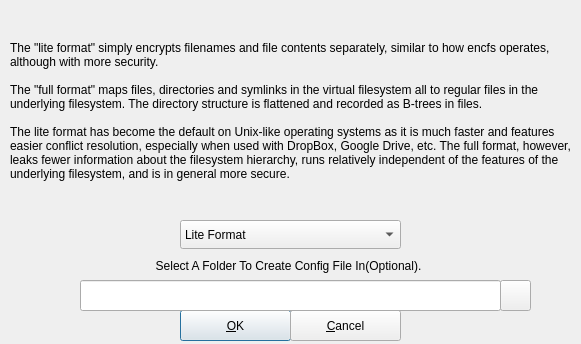
mhogomchungu/sirikali, file src/engines/securefscreateoptions.ui: the form before one commit.
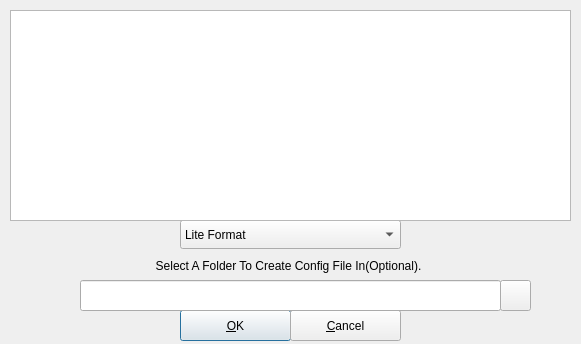
The form after the commit.

Diff of the .ui file:
```diff
--- a/src/engines/securefscreateoptions.ui
+++ b/src/engines/securefscreateoptions.ui
@@ -13,29 +13,6 @@
   <property name="windowTitle">
    <string>Choose Format Type</string>
   </property>
-  <widget class="QLabel" name="label">
-   <property name="geometry">
-    <rect>
-     <x>10</x>
-     <y>0</y>
-     <width>561</width>
-     <height>221</height>
-    </rect>
-   </property>
-   <property name="frameShadow">
-    <enum>QFrame::Raised</enum>
-   </property>
-   <property name="text">
-    <string>The &quot;lite format&quot; simply encrypts filenames and file contents separately, similar to how encfs operates, although with more security.
-
-The &quot;full format&quot; maps files, directories and symlinks in the virtual filesystem all to regular files in the underlying filesystem. The directory structure is flattened and recorded as B-trees in files.
-
-The lite format has become the default on Unix-like operating systems as it is much faster and features easier conflict resolution, especially when used with DropBox, Google Drive, etc. The full format, however, leaks fewer information about the filesystem hierarchy, runs relatively independent of the features of the underlying filesystem, and is in general more secure.</string>
-   </property>
-   <property name="wordWrap">
-    <bool>true</bool>
-   </property>
-  </widget>
   <widget class="QComboBox" name="comboBox">
    <property name="geometry">
     <rect>
@@ -124,6 +101,22 @@
     <string/>
    </property>
   </widget>
+  <widget class="QPlainTextEdit" name="plainTextEdit">
+   <property name="geometry">
+    <rect>
+     <x>10</x>
+     <y>10</y>
+     <width>561</width>
+     <height>211</height>
+    </rect>
+   </property>
+   <property name="readOnly">
+    <bool>true</bool>
+   </property>
+   <property name="plainText">
+    <string/>
+   </property>
+  </widget>
  </widget>
  <tabstops>
   <tabstop>comboBox</tabstop>
```
